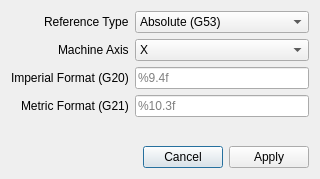
Above: qtpyvcp/widgets/qtdesigner/dro_editor.ui from kcjengr/qtpyvcp before the change. Below: the same form after it.
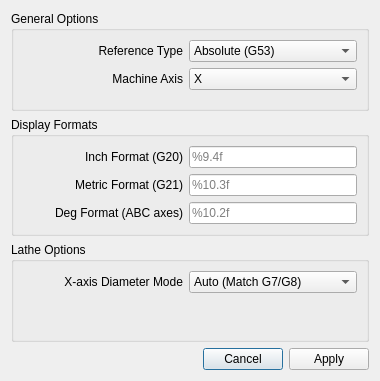
That is the form after the change.

Commit message: add lathe support

```diff
--- a/qtpyvcp/widgets/qtdesigner/dro_editor.ui
+++ b/qtpyvcp/widgets/qtdesigner/dro_editor.ui
@@ -6,8 +6,8 @@
    <rect>
     <x>0</x>
     <y>0</y>
-    <width>320</width>
-    <height>179</height>
+    <width>380</width>
+    <height>381</height>
    </rect>
   </property>
   <property name="windowTitle">
@@ -15,15 +15,33 @@
   </property>
   <layout class="QVBoxLayout" name="verticalLayout">
    <item>
+    <widget class="QGroupBox" name="groupBox_2">
+     <property name="title">
+      <string>General Options</string>
+     </property>
+     <layout class="QVBoxLayout" name="verticalLayout_3">
+      <item>
     <layout class="QFormLayout" name="formLayout">
+        <property name="fieldGrowthPolicy">
+         <enum>QFormLayout::AllNonFixedFieldsGrow</enum>
+        </property>
      <property name="labelAlignment">
       <set>Qt::AlignRight|Qt::AlignTrailing|Qt::AlignVCenter</set>
      </property>
      <item row="0" column="0">
       <widget class="QLabel" name="label">
+          <property name="minimumSize">
+           <size>
+            <width>160</width>
+            <height>0</height>
+           </size>
+          </property>
        <property name="text">
         <string>Reference Type</string>
        </property>
+          <property name="alignment">
+           <set>Qt::AlignRight|Qt::AlignTrailing|Qt::AlignVCenter</set>
+          </property>
       </widget>
      </item>
      <item row="0" column="1">
@@ -47,9 +65,18 @@
      </item>
      <item row="1" column="0">
       <widget class="QLabel" name="label_2">
+          <property name="minimumSize">
+           <size>
+            <width>160</width>
+            <height>0</height>
+           </size>
+          </property>
        <property name="text">
         <string>Machine Axis</string>
        </property>
+          <property name="alignment">
+           <set>Qt::AlignRight|Qt::AlignTrailing|Qt::AlignVCenter</set>
+          </property>
       </widget>
      </item>
      <item row="1" column="1">
@@ -101,35 +128,152 @@
        </item>
       </widget>
      </item>
-     <item row="2" column="0">
-      <widget class="QLabel" name="label_3">
+       </layout>
+      </item>
+     </layout>
+    </widget>
+   </item>
+   <item>
+    <widget class="QGroupBox" name="groupBox_3">
+     <property name="title">
+      <string>Display Formats</string>
+     </property>
+     <layout class="QVBoxLayout" name="verticalLayout_4">
+      <item>
+       <layout class="QFormLayout" name="formLayout_3">
+        <property name="fieldGrowthPolicy">
+         <enum>QFormLayout::AllNonFixedFieldsGrow</enum>
+        </property>
+        <property name="labelAlignment">
+         <set>Qt::AlignRight|Qt::AlignTrailing|Qt::AlignVCenter</set>
+        </property>
+        <item row="0" column="0">
+         <widget class="QLabel" name="label_7">
+          <property name="minimumSize">
+           <size>
+            <width>160</width>
+            <height>0</height>
+           </size>
+          </property>
        <property name="text">
-        <string>Imperial Format (G20)</string>
+           <string>Inch Format (G20)</string>
+          </property>
+          <property name="alignment">
+           <set>Qt::AlignRight|Qt::AlignTrailing|Qt::AlignVCenter</set>
        </property>
       </widget>
      </item>
-     <item row="2" column="1">
+        <item row="0" column="1">
       <widget class="QLineEdit" name="inFmtEntry">
        <property name="placeholderText">
         <string>%9.4f</string>
        </property>
       </widget>
      </item>
-     <item row="3" column="0">
-      <widget class="QLabel" name="label_4">
+        <item row="1" column="0">
+         <widget class="QLabel" name="label_8">
+          <property name="minimumSize">
+           <size>
+            <width>160</width>
+            <height>0</height>
+           </size>
+          </property>
        <property name="text">
         <string>Metric Format (G21)</string>
        </property>
-      </widget>
-     </item>
-     <item row="3" column="1">
+          <property name="alignment">
+           <set>Qt::AlignRight|Qt::AlignTrailing|Qt::AlignVCenter</set>
+          </property>
+         </widget>
+        </item>
+        <item row="1" column="1">
       <widget class="QLineEdit" name="mmFmtEntry">
        <property name="placeholderText">
         <string>%10.3f</string>
        </property>
       </widget>
      </item>
-    </layout>
+        <item row="2" column="0">
+         <widget class="QLabel" name="label_13">
+          <property name="minimumSize">
+           <size>
+            <width>160</width>
+            <height>0</height>
+           </size>
+          </property>
+          <property name="text">
+           <string>Deg Format (ABC axes)</string>
+          </property>
+          <property name="alignment">
+           <set>Qt::AlignRight|Qt::AlignTrailing|Qt::AlignVCenter</set>
+          </property>
+         </widget>
+        </item>
+        <item row="2" column="1">
+         <widget class="QLineEdit" name="degFmtEntry">
+          <property name="placeholderText">
+           <string>%10.2f</string>
+          </property>
+         </widget>
+        </item>
+       </layout>
+      </item>
+     </layout>
+    </widget>
+   </item>
+   <item>
+    <widget class="QGroupBox" name="groupBox">
+     <property name="title">
+      <string>Lathe Options</string>
+     </property>
+     <layout class="QVBoxLayout" name="verticalLayout_2">
+      <item>
+       <layout class="QFormLayout" name="formLayout_2">
+        <property name="fieldGrowthPolicy">
+         <enum>QFormLayout::AllNonFixedFieldsGrow</enum>
+        </property>
+        <property name="labelAlignment">
+         <set>Qt::AlignRight|Qt::AlignTrailing|Qt::AlignVCenter</set>
+        </property>
+        <item row="0" column="0">
+         <widget class="QLabel" name="label_9">
+          <property name="minimumSize">
+           <size>
+            <width>160</width>
+            <height>0</height>
+           </size>
+          </property>
+          <property name="text">
+           <string>X-axis Diameter Mode</string>
+          </property>
+          <property name="alignment">
+           <set>Qt::AlignRight|Qt::AlignTrailing|Qt::AlignVCenter</set>
+          </property>
+         </widget>
+        </item>
+        <item row="0" column="1">
+         <widget class="QComboBox" name="latheModeCombo">
+          <item>
+           <property name="text">
+            <string>Auto (Match G7/G8)</string>
+           </property>
+          </item>
+          <item>
+           <property name="text">
+            <string>Radius</string>
+           </property>
+          </item>
+          <item>
+           <property name="text">
+            <string>Diameter</string>
+           </property>
+          </item>
+         </widget>
+        </item>
+       </layout>
+      </item>
+     </layout>
+    </widget>
    </item>
    <item>
     <widget class="QDialogButtonBox" name="buttonBox">
```
Lines whose indentation alone changed are shown as unchanged. The commit also changes 3 other files.
